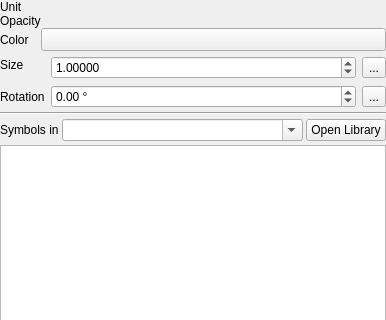
Qt form src/ui/symbollayer/widget_symbolslist.ui (qgis/QGIS) before a commit; both pictures show x 0 to 386 and y 0 to 320 of the 386 by 619 pixel window.
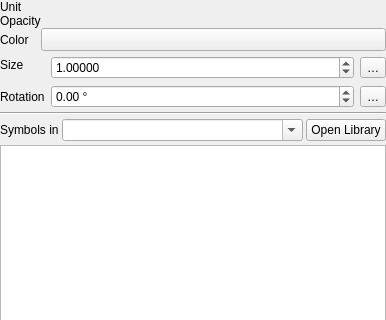
The same form after that commit. Custom widgets are drawn as their Qt base class.

```diff
--- a/src/ui/symbollayer/widget_symbolslist.ui
+++ b/src/ui/symbollayer/widget_symbolslist.ui
@@ -294,7 +294,7 @@
            <item>
             <widget class="QgsPropertyOverrideButton" name="mSizeDDBtn">
              <property name="text">
-              <string>...</string>
+              <string>…</string>
              </property>
             </widget>
            </item>
@@ -343,7 +343,7 @@
            <item>
             <widget class="QgsPropertyOverrideButton" name="mRotationDDBtn">
              <property name="text">
-              <string>...</string>
+              <string>…</string>
              </property>
             </widget>
            </item>
```
Left out of the diff: 2 changed lines with no effect on the pictures.
